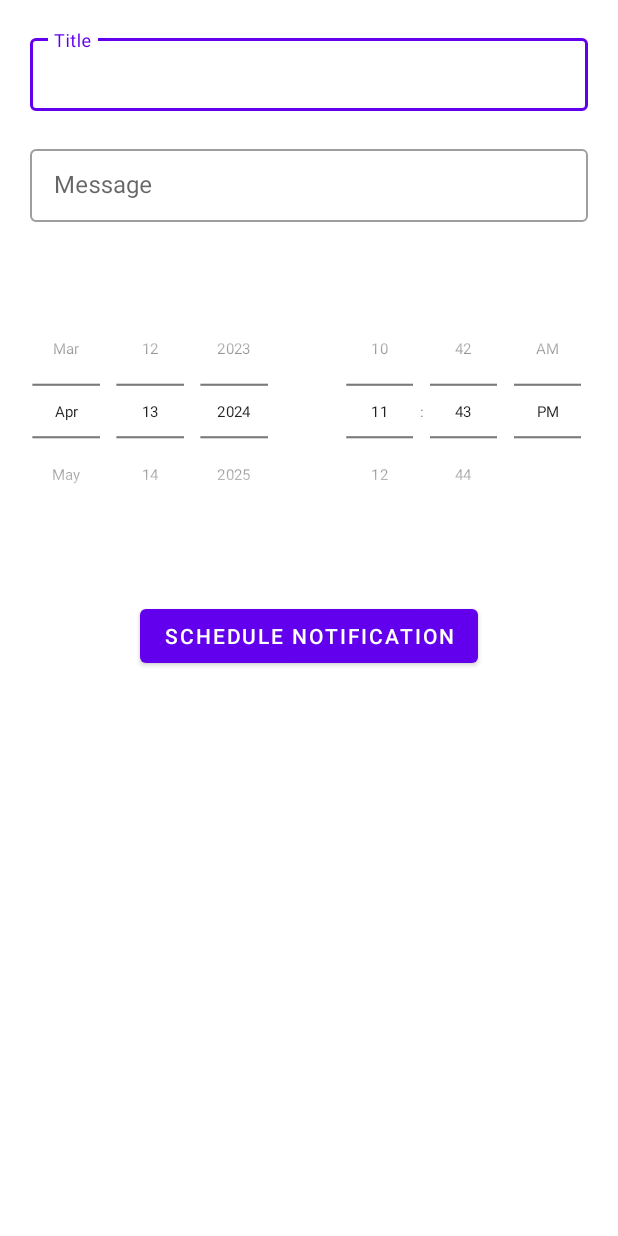
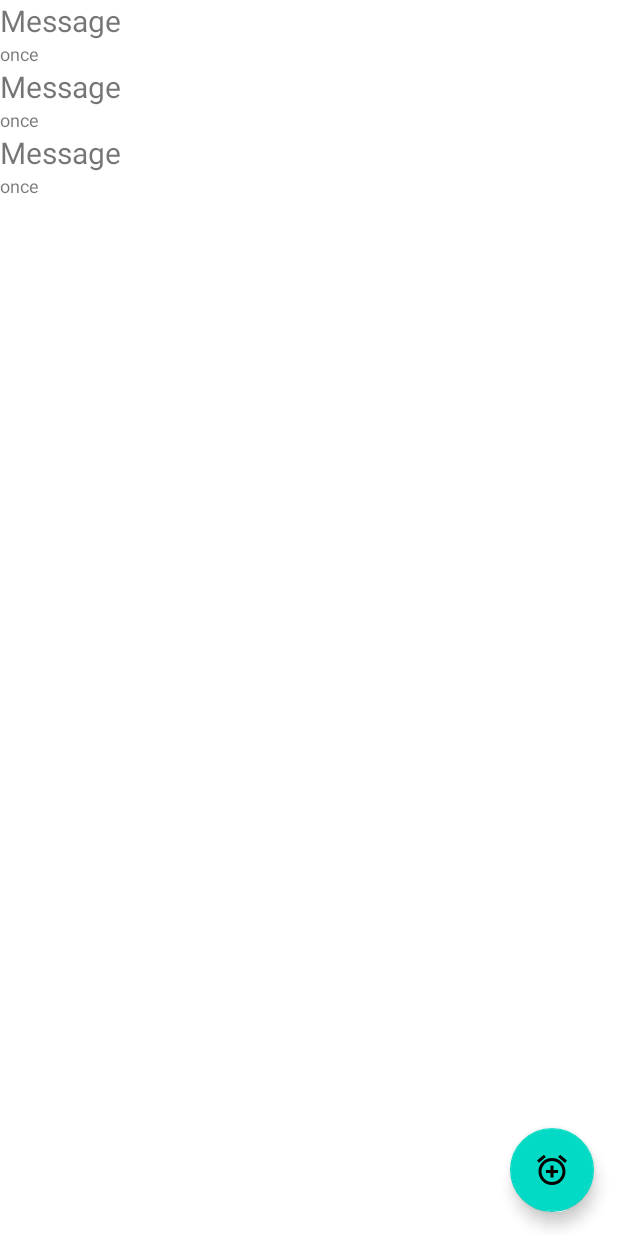
Before and after one commit to Svapak/elderpal, an Android app: the layout activity_notification.xml on its own in the app's theme, with its tools: preview values and no code run, on a phone screen of 412 x 824 dp. Run offline under Robolectric (Android 15) with nearby library versions, the phone set to English and light mode, and no system bars.

Commit message:
add: Reminders

```diff
--- a/app/build.gradle.kts
+++ b/app/build.gradle.kts
@@ -1,6 +1,7 @@
 plugins {
     alias(libs.plugins.android.application)
     alias(libs.plugins.jetbrains.kotlin.android)
+    id("kotlin-kapt")
 }
 
 android {
@@ -54,4 +55,8 @@ dependencies {
     testImplementation(libs.junit)
     androidTestImplementation(libs.androidx.junit)
     androidTestImplementation(libs.androidx.espresso.core)
+
+    implementation("androidx.room:room-ktx:2.6.1")
+    implementation("androidx.room:room-runtime:2.6.1")
+    kapt("androidx.room:room-compiler:2.6.1")
 }
--- a/app/src/main/AndroidManifest.xml
+++ b/app/src/main/AndroidManifest.xml
@@ -4,8 +4,12 @@
 
     <uses-permission android:name="android.permission.POST_NOTIFICATIONS" />
     <uses-permission android:name="android.permission.SCHEDULE_EXACT_ALARM"/>
+    <uses-permission android:name="android.permission.READ_EXTERNAL_STORAGE" />
+    <uses-permission android:name="android.permission.WRITE_EXTERNAL_STORAGE" />
+    <uses-permission android:name="android.permission.MANAGE_EXTERNAL_STORAGE" />
 
     <application
+        android:name=".ui.notifications.ReminderApp"
         android:allowBackup="true"
         android:dataExtractionRules="@xml/data_extraction_rules"
         android:fullBackupContent="@xml/backup_rules"
--- /dev/null
+++ b/app/src/main/res/drawable/baseline_alarm_add_24.xml
@@ -0,0 +1,5 @@
+<vector xmlns:android="http://schemas.android.com/apk/res/android" android:height="24dp" android:tint="#000000" android:viewportHeight="24" android:viewportWidth="24" android:width="24dp">
+
+    <path android:fillColor="@android:color/white" android:pathData="M7.88,3.39L6.6,1.86 2,5.71l1.29,1.53 4.59,-3.85zM22,5.72l-4.6,-3.86 -1.29,1.53 4.6,3.86L22,5.72zM12,4c-4.97,0 -9,4.03 -9,9s4.02,9 9,9c4.97,0 9,-4.03 9,-9s-4.03,-9 -9,-9zM12,20c-3.87,0 -7,-3.13 -7,-7s3.13,-7 7,-7 7,3.13 7,7 -3.13,7 -7,7zM13,9h-2v3L8,12v2h3v3h2v-3h3v-2h-3L13,9z"/>
+
+</vector>
--- a/app/src/main/res/layout/activity_notification.xml
+++ b/app/src/main/res/layout/activity_notification.xml
@@ -1,5 +1,5 @@
 <?xml version="1.0" encoding="utf-8"?>
-<androidx.appcompat.widget.LinearLayoutCompat xmlns:android="http://schemas.android.com/apk/res/android"
+<androidx.constraintlayout.widget.ConstraintLayout xmlns:android="http://schemas.android.com/apk/res/android"
     xmlns:app="http://schemas.android.com/apk/res-auto"
     xmlns:tools="http://schemas.android.com/tools"
     android:id="@+id/main"
@@ -8,76 +8,22 @@
     android:orientation="vertical"
     tools:context=".ui.notifications.NotificationActivity">
 
-    <com.google.android.material.textfield.TextInputLayout
+    <androidx.recyclerview.widget.RecyclerView
+        app:layout_constraintTop_toTopOf="parent"
+        app:layout_constraintStart_toStartOf="parent"
+        android:id="@+id/rv_reminder"
         android:layout_width="match_parent"
-        android:layout_height="wrap_content"
-        android:paddingHorizontal="20dp"
-        android:layout_marginTop="20dp"
-        style="@style/Widget.MaterialComponents.TextInputLayout.OutlinedBox.Dense">
-
-        <com.google.android.material.textfield.TextInputEditText
-            android:id="@+id/title"
-            android:layout_width="match_parent"
-            android:layout_height="wrap_content"
-            android:hint="Title" />
-
-    </com.google.android.material.textfield.TextInputLayout>
-
-    <com.google.android.material.textfield.TextInputLayout
-        android:layout_width="match_parent"
-        android:layout_height="wrap_content"
-        android:paddingHorizontal="20dp"
-        android:layout_marginTop="20dp"
-        style="@style/Widget.MaterialComponents.TextInputLayout.OutlinedBox.Dense">
-
-        <com.google.android.material.textfield.TextInputEditText
-            android:id="@+id/message"
-            android:layout_width="match_parent"
-            android:layout_height="wrap_content"
-            android:hint="Message" />
-
-    </com.google.android.material.textfield.TextInputLayout>
-
-    <LinearLayout
-        android:layout_width="match_parent"
-        android:layout_height="wrap_content"
-        android:layout_marginTop="20dp">
-
-        <DatePicker
-            android:id="@+id/datePicker"
-            android:layout_width="0dp"
-            android:layout_weight="1"
-            android:layout_height="wrap_content"
-            android:datePickerMode="spinner"
-            android:calendarViewShown="false"
-            android:layout_gravity="center"
-            android:scaleY="0.7"
-            android:scaleX="0.7"
-            android:layout_marginLeft="-30dp"
-            android:layout_marginRight="-30dp"
-            />
-
-        <TimePicker
-            android:id="@+id/timePicker"
-            android:layout_width="0dp"
-            android:layout_weight="1"
-            android:layout_height="wrap_content"
-            android:timePickerMode="spinner"
-            android:layout_gravity="center"
-            android:scaleY="0.7"
-            android:scaleX="0.7"
-            android:layout_marginLeft="-30dp"
-            android:layout_marginRight="-30dp"/>
-    </LinearLayout>
-
-    <Button
-        android:id="@+id/submitButton"
-        android:layout_marginTop="20dp"
-        android:layout_gravity="center"
-        android:text="Schedule Notification"
-        android:layout_width="wrap_content"
+        tools:listitem="@layout/reminder_list_item"
+        app:layoutManager="androidx.recyclerview.widget.LinearLayoutManager"
         android:layout_height="wrap_content"/>
 
+    <com.google.android.material.floatingactionbutton.FloatingActionButton
+        android:id="@+id/fab_create_reminder"
+        android:layout_margin="16dp"
+        android:layout_width="wrap_content"
+        android:layout_height="wrap_content"
+        app:layout_constraintBottom_toBottomOf="parent"
+        app:layout_constraintEnd_toEndOf="parent"
+        android:src="@drawable/baseline_alarm_add_24"/>
 
-
-</androidx.appcompat.widget.LinearLayoutCompat>
+</androidx.constraintlayout.widget.ConstraintLayout>
--- /dev/null
+++ b/app/src/main/res/layout/reminder_list_item.xml
@@ -0,0 +1,34 @@
+<?xml version="1.0" encoding="utf-8"?>
+<androidx.constraintlayout.widget.ConstraintLayout xmlns:android="http://schemas.android.com/apk/res/android"
+    android:layout_width="match_parent"
+    android:layout_height="wrap_content"
+    android:id="@+id/rv_reminder_list_item"
+    xmlns:app="http://schemas.android.com/apk/res-auto">
+
+    <androidx.appcompat.widget.AppCompatTextView
+        android:id="@+id/rv_reminder_list_item_message"
+        android:layout_width="wrap_content"
+        android:layout_height="wrap_content"
+        app:layout_constraintTop_toTopOf="parent"
+        app:layout_constraintStart_toStartOf="parent"
+        android:text = "Message"
+        android:textSize="20sp" />
+
+    <androidx.appcompat.widget.AppCompatTextView
+        android:id="@+id/rv_reminder_list_item_frequency"
+        android:layout_width="wrap_content"
+        android:layout_height="wrap_content"
+        android:textSize="12sp"
+        app:layout_constraintTop_toBottomOf="@id/rv_reminder_list_item_message"
+        app:layout_constraintStart_toStartOf="parent"
+        android:text="once"/>
+
+<!--    <com.google.android.material.materialswitch.MaterialSwitch-->
+<!--        android:layout_width="wrap_content"-->
+<!--        android:layout_height="wrap_content"-->
+<!--        app:layout_constraintEnd_toEndOf="parent"-->
+<!--        app:layout_constraintTop_toTopOf="@id/rv_reminder_list_item_message"-->
+<!--        app:layout_constraintBottom_toBottomOf="@id/rv_reminder_list_item_frequency"-->
+<!--        app:layout_constraintStart_toEndOf="@id/rv_reminder_list_item_message" />-->
+
+</androidx.constraintlayout.widget.ConstraintLayout>
--- a/gradle/libs.versions.toml
+++ b/gradle/libs.versions.toml
@@ -1,5 +1,5 @@
 [versions]
-agp = "8.4.0-beta02"
+agp = "8.2.2"
 kotlin = "1.9.0"
 coreKtx = "1.12.0"
 junit = "4.13.2"
```
Also changed, not shown: app/src/main/java/com/explore/eldercare/ui/notifications/BroadCastReceiver.kt (+12 -2 lines), app/src/main/java/com/explore/eldercare/ui/notifications/Graph.kt (added, +20 -0 lines), app/src/main/java/com/explore/eldercare/ui/notifications/NotificationActivity.kt (+75 -29 lines), app/src/main/java/com/explore/eldercare/ui/notifications/NotificationsViewModel.kt (+36 -4 lines), app/src/main/java/com/explore/eldercare/ui/notifications/ReminderApp.kt (added, +10 -0 lines), app/src/main/java/com/explore/eldercare/ui/notifications/RemindersAdapter.kt (added, +42 -0 lines), app/src/main/java/com/explore/eldercare/ui/notifications/data/Reminder.kt (added, +17 -0 lines), app/src/main/java/com/explore/eldercare/ui/notifications/data/ReminderDao.kt (added, +29 -0 lines), app/src/main/java/com/explore/eldercare/ui/notifications/data/ReminderDatabase.kt (added, +15 -0 lines), app/src/main/java/com/explore/eldercare/ui/notifications/data/ReminderRepository.kt (added, +24 -0 lines), app/src/main/res/layout/set_reminder_dialog.xml (added, +69 -0 lines), gradle/wrapper/gradle-wrapper.properties, 2 other files.
